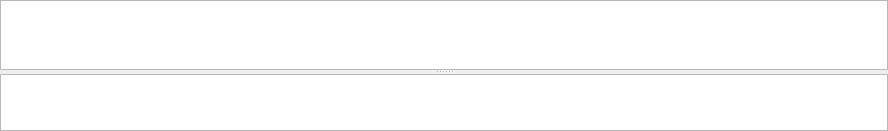
The window that Kad_QT/Kad_QT/qtui_commanddockable.ui (CBE7F1F65/b63ea6f6f9110311ba98a677c0e70afd) describes before a commit, drawn with Qt 5.
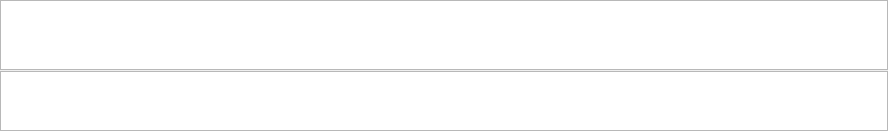
The same window after the commit. Custom widgets are drawn as their Qt base class.

Patch:
```diff
--- a/Kad_QT/Kad_QT/qtui_commanddockable.ui
+++ b/Kad_QT/Kad_QT/qtui_commanddockable.ui
@@ -31,6 +31,9 @@
      <property name="orientation">
       <enum>Qt::Vertical</enum>
      </property>
+     <property name="handleWidth">
+      <number>1</number>
+     </property>
      <widget class="QTUI_CommandPanel_CommandLog" name="CommandPanel_CommandLog">
       <property name="font">
        <font>
```
